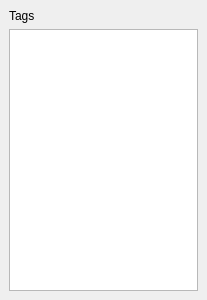
openstreetmap/svn-archive, file editors/merkaartor/MultiProperties.ui: the form before one commit.
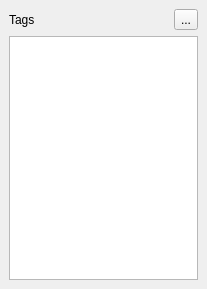
The form after the commit. Icons and pictures are not drawn.

Commit message: ADD : remove tag tool

Patch:
```diff
--- a/editors/merkaartor/MultiProperties.ui
+++ b/editors/merkaartor/MultiProperties.ui
@@ -6,7 +6,7 @@
     <x>0</x>
     <y>0</y>
     <width>207</width>
-    <height>300</height>
+    <height>289</height>
    </rect>
   </property>
   <property name="windowTitle" >
@@ -20,11 +20,44 @@
     <number>6</number>
    </property>
    <item>
-    <widget class="QLabel" name="label_4" >
-     <property name="text" >
-      <string>Tags</string>
+    <layout class="QHBoxLayout" >
+     <property name="margin" >
+      <number>0</number>
      </property>
-    </widget>
+     <property name="spacing" >
+      <number>6</number>
+     </property>
+     <item>
+      <widget class="QLabel" name="label_4" >
+       <property name="text" >
+        <string>Tags</string>
+       </property>
+      </widget>
+     </item>
+     <item>
+      <spacer>
+       <property name="orientation" >
+        <enum>Qt::Horizontal</enum>
+       </property>
+       <property name="sizeHint" >
+        <size>
+         <width>40</width>
+         <height>20</height>
+        </size>
+       </property>
+      </spacer>
+     </item>
+     <item>
+      <widget class="QToolButton" name="RemoveTagButton" >
+       <property name="text" >
+        <string>...</string>
+       </property>
+       <property name="icon" >
+        <iconset>Icons/small-remove.xpm</iconset>
+       </property>
+      </widget>
+     </item>
+    </layout>
    </item>
    <item>
     <widget class="QTableView" name="TagView" />
```
The commit also changes 6 other files.
